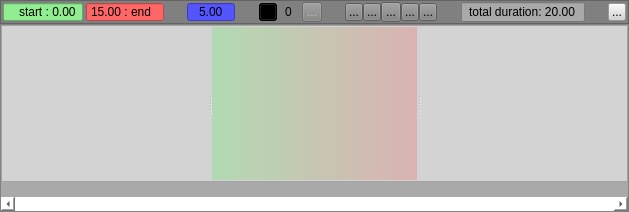
Qt form src/AnimTimeline/FormAnimTimeline.ui (hiergaut/AnimTimeline) before a commit.
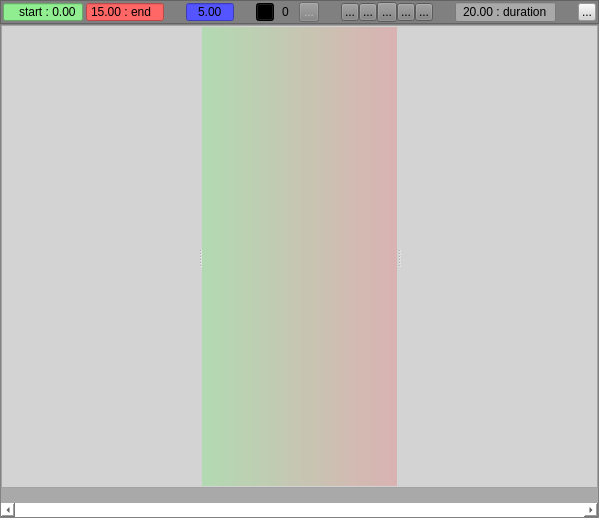
The same form after that commit. Icons and pictures are not drawn. Custom widgets are drawn as their Qt base class.

What changed in the file:
```diff
--- a/src/AnimTimeline/FormAnimTimeline.ui
+++ b/src/AnimTimeline/FormAnimTimeline.ui
@@ -9,8 +9,8 @@
    <rect>
     <x>0</x>
     <y>0</y>
-    <width>629</width>
-    <height>212</height>
+    <width>599</width>
+    <height>518</height>
    </rect>
   </property>
   <property name="sizePolicy">
@@ -520,20 +520,23 @@
       <item>
        <widget class="QDoubleSpinBoxSmart" name="doubleSpinBox_maxDuration">
         <property name="sizePolicy">
-         <sizepolicy hsizetype="Minimum" vsizetype="Fixed">
+         <sizepolicy hsizetype="Fixed" vsizetype="Fixed">
           <horstretch>0</horstretch>
           <verstretch>0</verstretch>
          </sizepolicy>
         </property>
         <property name="minimumSize">
          <size>
-          <width>120</width>
+          <width>100</width>
           <height>0</height>
          </size>
         </property>
         <property name="toolTip">
          <string>&lt;html&gt;&lt;head/&gt;&lt;body&gt;&lt;p&gt;&lt;span style=&quot; font-size:10pt; font-weight:600;&quot;&gt;Total duration&lt;/span&gt;&lt;/p&gt;&lt;/body&gt;&lt;/html&gt;</string>
         </property>
+        <property name="layoutDirection">
+         <enum>Qt::LeftToRight</enum>
+        </property>
         <property name="styleSheet">
          <string notr="true">background: darkgray;</string>
         </property>
@@ -543,8 +546,8 @@
         <property name="buttonSymbols">
          <enum>QAbstractSpinBox::NoButtons</enum>
         </property>
-        <property name="prefix">
-         <string>total duration: </string>
+        <property name="suffix">
+         <string> : duration</string>
         </property>
         <property name="maximum">
          <double>999.000000000000000</double>
@@ -627,8 +630,8 @@
        <rect>
         <x>0</x>
         <y>0</y>
-        <width>627</width>
-        <height>175</height>
+        <width>597</width>
+        <height>481</height>
        </rect>
       </property>
       <property name="sizePolicy">
```
